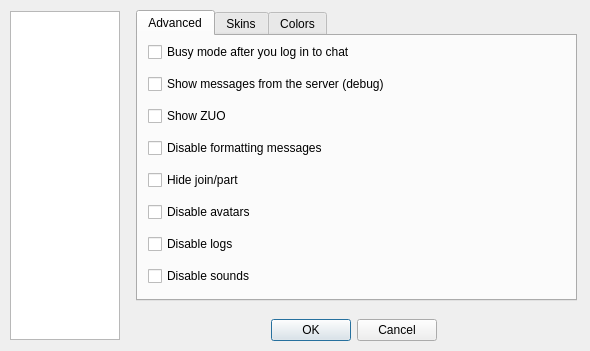
First picture: the form in ui/options.ui, repository gitter-badger/simplechatclient, before the edit.
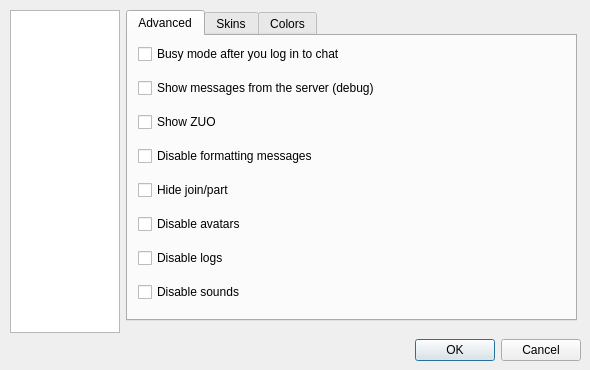
Second picture: the form after the edit. The open tabs and pages were chosen to show the change. Icons and pictures are not drawn.

Commit message: fix options layout

```diff
--- a/ui/options.ui
+++ b/ui/options.ui
@@ -7,19 +7,19 @@
     <x>0</x>
     <y>0</y>
     <width>590</width>
-    <height>351</height>
+    <height>370</height>
    </rect>
   </property>
   <property name="minimumSize">
    <size>
     <width>590</width>
-    <height>351</height>
+    <height>370</height>
    </size>
   </property>
   <property name="maximumSize">
    <size>
     <width>590</width>
-    <height>351</height>
+    <height>370</height>
    </size>
   </property>
   <property name="windowTitle">
@@ -35,9 +35,11 @@
      <x>10</x>
      <y>10</y>
      <width>571</width>
-     <height>331</height>
+     <height>351</height>
     </rect>
    </property>
+   <layout class="QVBoxLayout" name="verticalLayout">
+    <item>
    <layout class="QHBoxLayout" name="horizontalLayout">
     <item>
      <widget class="QListWidget" name="listWidget_options">
@@ -244,10 +246,10 @@
          <widget class="QTabWidget" name="tabWidget_adv">
           <property name="geometry">
            <rect>
-            <x>10</x>
+              <x>0</x>
             <y>0</y>
-            <width>441</width>
-            <height>291</height>
+              <width>451</width>
+              <height>311</height>
            </rect>
           </property>
           <property name="tabPosition">
@@ -265,8 +267,8 @@
              <rect>
               <x>10</x>
               <y>0</y>
-              <width>411</width>
-              <height>261</height>
+                <width>421</width>
+                <height>281</height>
              </rect>
             </property>
             <layout class="QVBoxLayout" name="verticalLayout_8">
@@ -398,6 +400,10 @@
         </widget>
        </widget>
       </item>
+       </layout>
+      </item>
+     </layout>
+    </item>
       <item>
        <widget class="QDialogButtonBox" name="buttonBox">
         <property name="orientation">
@@ -407,11 +413,9 @@
          <set>QDialogButtonBox::Cancel|QDialogButtonBox::Ok</set>
         </property>
         <property name="centerButtons">
-         <bool>true</bool>
-        </property>
-       </widget>
-      </item>
-     </layout>
+       <bool>false</bool>
+      </property>
+     </widget>
     </item>
    </layout>
   </widget>
```
Left out of the diff: 12 changed lines with no effect on the pictures. Lines whose indentation alone changed are shown as unchanged. The commit also changes 1 other file.
